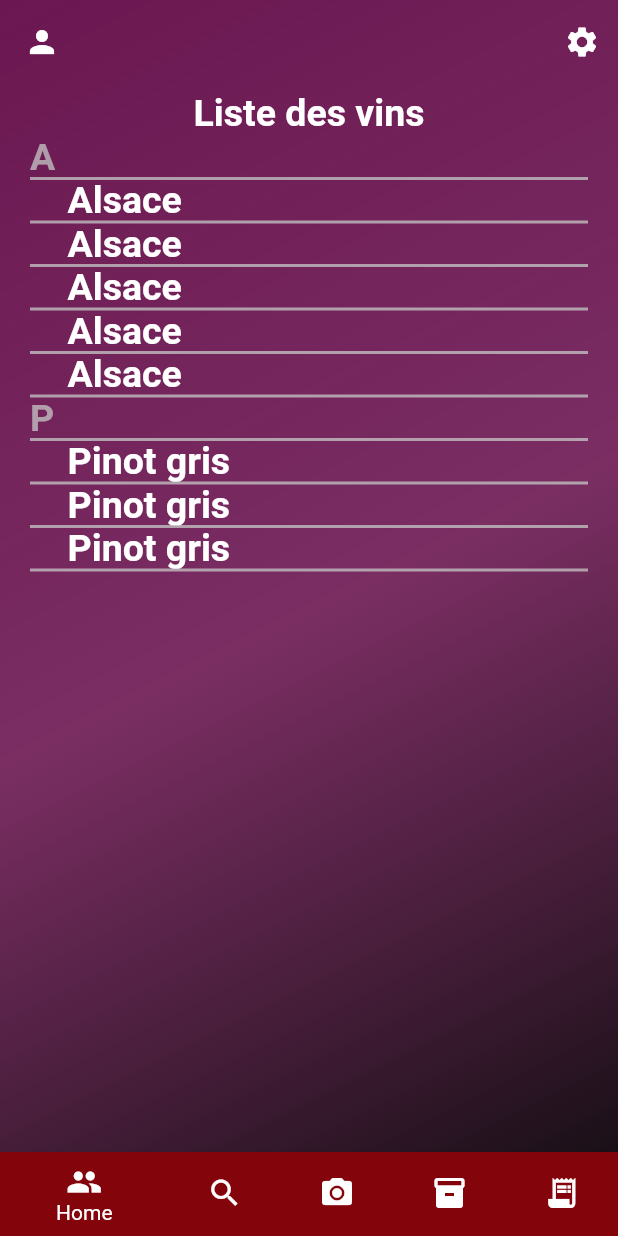
After one commit to concordinoapp/concordino-front, a Flutter app: the ListPage screen opened by its route, item 5 of the bottom bar chosen, after a tap on the "person" icon, on a phone screen of 412 x 824 dp. The commit adds this screen. Run offline on Flutter 3.47's test engine with Material 2 defaults, Android fonts, the phone set to English and light mode, and no system bars; network calls fail.

Commit message:
Feat init list page

```diff
--- a/lib/application/views/home_view.dart
+++ b/lib/application/views/home_view.dart
@@ -140,7 +140,7 @@ class HomePage extends StatelessWidget {
                 Navigator.pushNamed(context, "/home");
                 break;
               case 4:
-                Navigator.pushNamed(context, "/home");
+                Navigator.pushNamed(context, "/list");
                 break;
             }
           },
--- /dev/null
+++ b/lib/application/views/list_view.dart
@@ -0,0 +1,240 @@
+import 'package:concordino_front/application/widgets/shapes/line.dart';
+import 'package:flutter/material.dart';
+
+class ListPage extends StatelessWidget {
+  const ListPage({Key? key}) : super(key: key);
+
+  @override
+  Widget build(BuildContext context) {
+    return Container(
+      decoration: const BoxDecoration(
+          gradient: LinearGradient(
+              begin: Alignment.topLeft,
+              end: Alignment.bottomRight,
+              colors: [
+            Color.fromARGB(255, 107, 23, 81),
+            Color.fromARGB(230, 107, 23, 81),
+            Color.fromARGB(250, 8, 7, 8),
+          ])),
+      child: Scaffold(
+        backgroundColor: Colors.transparent,
+        appBar: AppBar(
+          elevation: 0,
+          backgroundColor: const Color.fromARGB(0, 0, 0, 0),
+          leading: IconButton(
+            onPressed: () {},
+            icon: const Icon(Icons.person),
+          ),
+          actions: [
+            IconButton(onPressed: () {}, icon: const Icon(Icons.settings))
+          ],
+        ),
+        body: Container(
+          padding: const EdgeInsets.fromLTRB(20, 5, 20, 10),
+          child: Column(
+            mainAxisAlignment: MainAxisAlignment.start,
+            children: [
+              const Text(
+                "Liste des vins",
+                style: TextStyle(
+                    fontWeight: FontWeight.bold,
+                    color: Colors.white,
+                    fontSize: 25),
+              ),
+              SizedBox(
+                height: 500,
+                child: ListView(
+                  scrollDirection: Axis.vertical,
+                  children: [
+                    const Text(
+                      "A",
+                      style: TextStyle(
+                          fontWeight: FontWeight.bold,
+                          color: Color.fromARGB(196,196,196,196),
+                          fontSize: 25),
+                    ),
+                    CustomPaint(
+                      // size: const Size(300, 200),
+                      painter: LinePainter(),
+                    ),
+                    const Padding(
+                      padding: EdgeInsets.only(left: 25.0),
+                      child: Text(
+                        "Alsace",
+                        style: TextStyle(
+                            fontWeight: FontWeight.bold,
+                            color: Colors.white,
+                            fontSize: 25),
+                      ),
+                    ),
+                    CustomPaint(
+                      // size: const Size(300, 200),
+                      painter: LinePainter(),
+                    ),
+                    const Padding(
+                      padding: EdgeInsets.only(left: 25.0),
+                      child: Text(
+                        "Alsace",
+                        style: TextStyle(
+                            fontWeight: FontWeight.bold,
+                            color: Colors.white,
+                            fontSize: 25),
+                      ),
+                    ),
+                    CustomPaint(
+                      // size: const Size(300, 200),
+                      painter: LinePainter(),
+                    ),
+                    const Padding(
+                      padding: EdgeInsets.only(left: 25.0),
+                      child: Text(
+                        "Alsace",
+                        style: TextStyle(
+                            fontWeight: FontWeight.bold,
+                            color: Colors.white,
+                            fontSize: 25),
+                      ),
+                    ),
+                    CustomPaint(
+                      // size: const Size(300, 200),
+                      painter: LinePainter(),
+                    ),
+                    const Padding(
+                      padding: EdgeInsets.only(left: 25.0),
+                      child: Text(
+                        "Alsace",
+                        style: TextStyle(
+                            fontWeight: FontWeight.bold,
+                            color: Colors.white,
+                            fontSize: 25),
+                      ),
+                    ),
+                    CustomPaint(
+                      // size: const Size(300, 200),
+                      painter: LinePainter(),
+                    ),
+                    const Padding(
+                      padding: EdgeInsets.only(left: 25.0),
+                      child: Text(
+                        "Alsace",
+                        style: TextStyle(
+                            fontWeight: FontWeight.bold,
+                            color: Colors.white,
+                            fontSize: 25),
+                      ),
+                    ),
+                    CustomPaint(
+                      // size: const Size(300, 200),
+                      painter: LinePainter(),
+                    ),
+                    const Text(
+                      "P",
+                      style: TextStyle(
+                          fontWeight: FontWeight.bold,
+                          color: Color.fromARGB(196,196,196,196),
+                          fontSize: 25),
+                    ),
+                    CustomPaint(
+                      // size: const Size(300, 200),
+                      painter: LinePainter(),
+                    ),
+                    const Padding(
+                      padding: EdgeInsets.only(left: 25.0),
+                      child: Text(
+                        "Pinot gris",
+                        style: TextStyle(
+                            fontWeight: FontWeight.bold,
+                            color: Colors.white,
+                            fontSize: 25),
+                      ),
+                    ),
+                    CustomPaint(
+                      // size: const Size(300, 200),
+                      painter: LinePainter(),
+                    ),
+                    const Padding(
+                      padding: EdgeInsets.only(left: 25.0),
+                      child: Text(
+                        "Pinot gris",
+                        style: TextStyle(
+                            fontWeight: FontWeight.bold,
+                            color: Colors.white,
+                            fontSize: 25),
+                      ),
+                    ),
+                    CustomPaint(
+                      // size: const Size(300, 200),
+                      painter: LinePainter(),
+                    ),
+                    const Padding(
+                      padding: EdgeInsets.only(left: 25.0),
+                      child: Text(
+                        "Pinot gris",
+                        style: TextStyle(
+                            fontWeight: FontWeight.bold,
+                            color: Colors.white,
+                            fontSize: 25),
+                      ),
+                    ),
+                    CustomPaint(
+                      // size: const Size(300, 200),
+                      painter: LinePainter(),
+                    ),
+                  ],
+                ),
+              ),
+            ],
+          ),
+        ),
+        bottomNavigationBar: BottomNavigationBar(
+          items: const <BottomNavigationBarItem>[
+            BottomNavigationBarItem(
+              icon: Icon(Icons.group),
+              label: 'Home',
+              backgroundColor: Color.fromARGB(255, 131, 4, 11),
+            ),
+            BottomNavigationBarItem(
+              icon: Icon(Icons.search),
+              label: 'Business',
+              backgroundColor: Colors.green,
+            ),
+            BottomNavigationBarItem(
+              icon: Icon(Icons.camera_alt),
+              label: 'School',
+              backgroundColor: Colors.purple,
+            ),
+            BottomNavigationBarItem(
+              icon: Icon(Icons.inventory),
+              label: 'Settings',
+              backgroundColor: Color.fromARGB(255, 131, 4, 11),
+            ),
+            BottomNavigationBarItem(
+              icon: Icon(Icons.receipt_long),
+              label: 'Settings',
+              backgroundColor: Colors.pink,
+            ),
+          ],
+          onTap: (index) {
+            switch (index) {
+              case 0:
+                Navigator.pushNamed(context, "/home");
+                break;
+              case 1:
+                Navigator.pushNamed(context, "/home");
+                break;
+              case 2:
+                Navigator.pushNamed(context, "/scan");
+                break;
+              case 3:
+                Navigator.pushNamed(context, "/home");
+                break;
+              case 4:
+                Navigator.pushNamed(context, "/list");
+                break;
+            }
+          },
+        ),
+      ),
+    );
+  }
+}
--- a/lib/application/views/welcome_view.dart
+++ b/lib/application/views/welcome_view.dart
@@ -60,16 +60,16 @@ class WelcomePage extends StatelessWidget {
                 child: Column(
                   children: const [
                      ElevatedCustom(
-                      content: "Connexion",
+                      content: "Commencer",
                       textColor: Color.fromARGB(255, 107, 23, 81),
                       backgroundColor: Color.fromARGB(249, 249, 249, 249),
-                      route: "/login"
+                      route: "/register"
                     ),
                      OutlinedCustom(
                       content: "J'ai déjà un compte",
                       textColor: Color.fromARGB(249, 249, 249, 249),
                       borderColor: Color.fromARGB(249, 249, 249, 249),
-                      route: "/register",
+                      route: "/login",
                     ),
                   ],
                 ),
--- a/lib/application/widgets/navbar.dart
+++ b/lib/application/widgets/navbar.dart
@@ -1,13 +1,11 @@
 import 'package:flutter/material.dart';
 
-class Navbar extends StatefulWidget {
-  const Navbar({Key? key}) : super(key: key);
+class Navbar extends StatelessWidget {
+  const Navbar(
+      {Key? key, required this.content})
+      : super(key: key);
+  final String content;
 
-  @override
-  State<Navbar> createState() => _NavbarState();
-}
-
-class _NavbarState extends State<Navbar> {
   @override
   Widget build(BuildContext context) {
     return BottomNavigationBar(
@@ -38,7 +36,25 @@ class _NavbarState extends State<Navbar> {
           backgroundColor: Colors.pink,
         ),
       ],
-      onTap: (int oui) {},
+      onTap: (index) {
+        switch (index) {
+          case 0:
+            Navigator.pushNamed(context, "/home");
+            break;
+          case 1:
+            Navigator.pushNamed(context, "/home");
+            break;
+          case 2:
+            Navigator.pushNamed(context, "/scan");
+            break;
+          case 3:
+            Navigator.pushNamed(context, "/home");
+            break;
+          case 4:
+            Navigator.pushNamed(context, "/list");
+            break;
+        }
+      },
     );
   }
 }
--- /dev/null
+++ b/lib/application/widgets/shapes/line.dart
@@ -0,0 +1,17 @@
+import 'package:flutter/material.dart';
+
+class LinePainter extends CustomPainter {
+  @override
+  void paint(Canvas canvas, Size size) {
+    var paint = Paint()
+      ..color = const Color.fromARGB(196,196,196,196)
+      ..strokeWidth = 2;
+    Offset start = Offset(0, size.height / 2);
+    Offset end = Offset(size.width, size.height / 2);
+    canvas.drawLine(start, end, paint);
+  }
+  @override
+  bool shouldRepaint(CustomPainter oldDelegate) {
+    return false;
+  }
+}
--- a/lib/main.dart
+++ b/lib/main.dart
@@ -3,6 +3,7 @@ import 'package:concordino_front/application/views/login_view.dart';
 import 'package:concordino_front/application/views/register_view.dart';
 import 'package:concordino_front/application/views/home_view.dart';
 import 'package:concordino_front/application/views/scan_view.dart';
+import 'package:concordino_front/application/views/list_view.dart';
 import 'package:flutter/material.dart';
 
 void main() {
@@ -30,6 +31,7 @@ class MyApp extends StatelessWidget {
         '/register': (context) => const RegisterPage(),
         '/home': (context) => const HomePage(),
         '/scan': (context) => const ScanPage(),
+        '/list': (context) => const ListPage(),
       },
     );
   }
```
